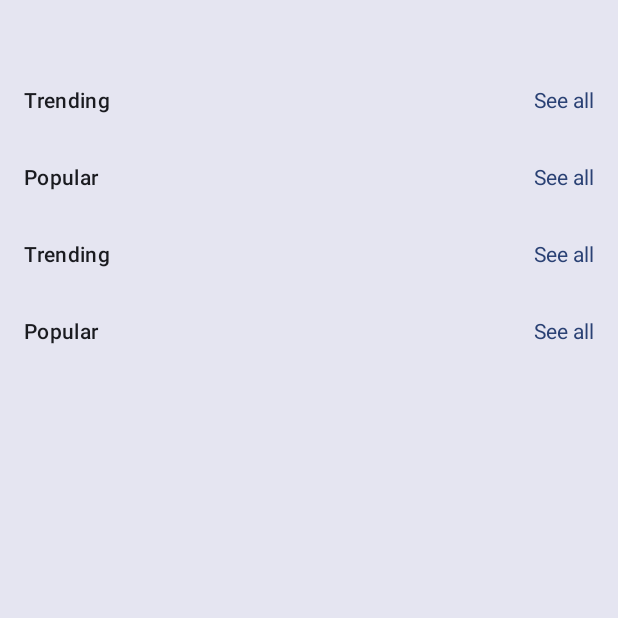
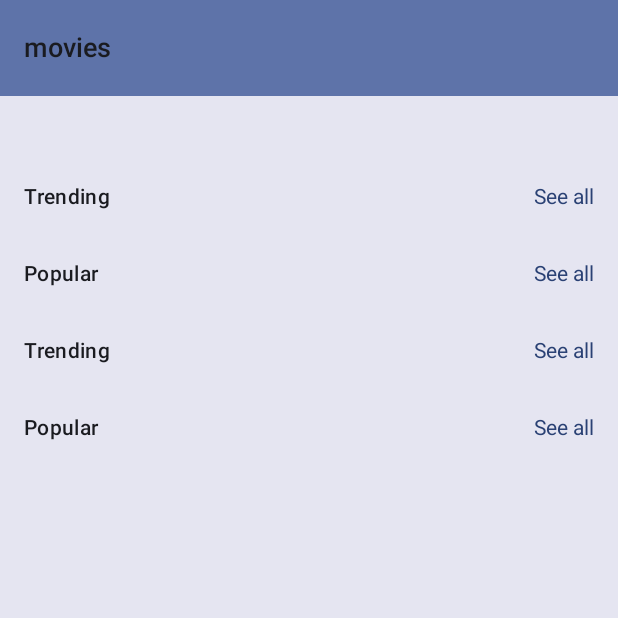
Before and after one commit to pramodbharti/Filmo, an Android app built with Jetpack Compose: the screen it shows after launch (MainActivity), on a phone screen of 412 x 824 dp, the top half of it. Run offline under Robolectric (Android 15) with nearby library versions, the phone set to English and light mode, and no system bars; libraries missing offline, so code that uses them is left out: com.jakewharton.retrofit2; pictures from the network do not load; 1 statement that could not run was skipped.

Commit message:
added navigation

```diff
--- a/app/src/main/java/com/pramodbharti/filmo/ui/components/FilmoAppBars.kt
+++ b/app/src/main/java/com/pramodbharti/filmo/ui/components/FilmoAppBars.kt
@@ -6,29 +6,44 @@ import androidx.compose.material.icons.filled.KeyboardArrowLeft
 import androidx.compose.material3.ExperimentalMaterial3Api
 import androidx.compose.material3.Icon
 import androidx.compose.material3.IconButton
+import androidx.compose.material3.MaterialTheme
 import androidx.compose.material3.Text
 import androidx.compose.material3.TopAppBar
+import androidx.compose.material3.TopAppBarColors
+import androidx.compose.material3.TopAppBarDefaults
 import androidx.compose.runtime.Composable
 import androidx.compose.ui.Modifier
 import androidx.compose.ui.tooling.preview.Preview
 
 @OptIn(ExperimentalMaterial3Api::class)
 @Composable
-fun FilmoAppBar(modifier: Modifier = Modifier) {
-    TopAppBar(title = {
-        Text(text = "Filmo")
-    }, navigationIcon = {
-        IconButton(onClick = {}) {
-            Icon(
-                Icons.Filled.KeyboardArrowLeft,
-                contentDescription = null
-            )
-        }
-    })
+fun FilmoAppBar(
+    title: String,
+    canNavigateBack: Boolean,
+    modifier: Modifier = Modifier,
+    onBackPressed: () -> Unit = {}
+) {
+    TopAppBar(
+        title = {
+            Text(text = title)
+        },
+        colors = TopAppBarDefaults.mediumTopAppBarColors(
+            containerColor = MaterialTheme.colorScheme.primaryContainer
+        ), navigationIcon = {
+            if (canNavigateBack) {
+                IconButton(onClick = onBackPressed) {
+                    Icon(
+                        Icons.Filled.KeyboardArrowLeft,
+                        contentDescription = "Back"
+                    )
+                }
+            }
+        },
+        modifier = modifier
+    )
 }
 
 @Preview
 @Composable
 fun FilmoAppBarPreview() {
-    FilmoAppBar()
 }
--- a/app/src/main/java/com/pramodbharti/filmo/ui/navigation/FilmoBottomNavigation.kt
+++ b/app/src/main/java/com/pramodbharti/filmo/ui/navigation/FilmoBottomNavigation.kt
@@ -1 +1,6 @@
 package com.pramodbharti.filmo.ui.navigation
+
+import androidx.compose.runtime.Composable
+import androidx.compose.ui.Modifier
+
+val list = listOf(Movies,TvShows,Favs)
--- a/app/src/main/java/com/pramodbharti/filmo/ui/navigation/FilmoDestinations.kt
+++ b/app/src/main/java/com/pramodbharti/filmo/ui/navigation/FilmoDestinations.kt
@@ -13,36 +13,29 @@ import com.pramodbharti.filmo.ui.screens.tvshows.TvShowsScreen
 interface FilmoDestination {
     val icon: ImageVector?
     val route: String
-    val screen: @Composable () -> Unit
 }
 
 object Movies : FilmoDestination {
     override val icon = null
     override val route = "movies"
-    override val screen: @Composable () -> Unit = { MoviesScreen() }
 }
 
 object TvShows : FilmoDestination {
     override val icon = null
     override val route = "tv_shows"
-    override val screen: @Composable () -> Unit = { TvShowsScreen() }
 }
 
 object Favs : FilmoDestination {
     override val icon = null
     override val route = "favs"
-    override val screen: @Composable () -> Unit = { FavItemsScreen() }
 }
-
 
 object Details : FilmoDestination {
     override val icon = Icons.Filled.KeyboardArrowLeft
     override val route = "details"
-    override val screen: @Composable () -> Unit = { DetailsScreen() }
 }
 
 object SeeAll : FilmoDestination {
     override val icon = Icons.Filled.KeyboardArrowLeft
     override val route = "see_all"
-    override val screen: @Composable () -> Unit = { SeeAllScreen() }
 }
--- a/app/src/main/java/com/pramodbharti/filmo/ui/screens/FilmoApp.kt
+++ b/app/src/main/java/com/pramodbharti/filmo/ui/screens/FilmoApp.kt
@@ -13,17 +13,24 @@ import androidx.compose.runtime.setValue
 import androidx.compose.ui.Modifier
 import androidx.compose.ui.tooling.preview.Preview
 import androidx.compose.ui.unit.dp
+import androidx.navigation.NavGraph.Companion.findStartDestination
+import androidx.navigation.NavHostController
 import androidx.navigation.compose.NavHost
 import androidx.navigation.compose.composable
 import androidx.navigation.compose.rememberNavController
 import com.pramodbharti.filmo.dummydata.dummyMovies
+import com.pramodbharti.filmo.ui.components.FilmoAppBar
 import com.pramodbharti.filmo.ui.navigation.Details
 import com.pramodbharti.filmo.ui.navigation.Favs
 import com.pramodbharti.filmo.ui.navigation.FilmoDestination
 import com.pramodbharti.filmo.ui.navigation.Movies
 import com.pramodbharti.filmo.ui.navigation.SeeAll
 import com.pramodbharti.filmo.ui.navigation.TvShows
+import com.pramodbharti.filmo.ui.screens.details.DetailsScreen
+import com.pramodbharti.filmo.ui.screens.favs.FavItemsScreen
 import com.pramodbharti.filmo.ui.screens.movies.MoviesScreen
+import com.pramodbharti.filmo.ui.screens.seeall.SeeAllScreen
+import com.pramodbharti.filmo.ui.screens.tvshows.TvShowsScreen
 
 private const val TAG = "FilmoApp"
 
@@ -33,7 +40,10 @@ fun FilmoApp() {
     val navController = rememberNavController()
     Scaffold(
         topBar = {
-
+            FilmoAppBar(
+                title = currentScreen.route,
+                canNavigateBack = navController.previousBackStackEntry != null,
+                onBackPressed = { navController.navigateUp() })
         },
         bottomBar = {
 
@@ -45,28 +55,42 @@ fun FilmoApp() {
             modifier = Modifier.padding(paddingValues)
         ) {
             composable(route = Movies.route) {
-                Movies.screen()
+                MoviesScreen(
+                    onMediaItemClick = {
+                        navController.navigateSingleTopTo(Details.route)
+                    },
+                    onSeeAllClick = {
+                        navController.navigateSingleTopTo(SeeAll.route)
+                    }
+                )
             }
 
             composable(route = TvShows.route) {
-                TvShows.screen()
+                TvShowsScreen()
             }
 
             composable(route = Favs.route) {
-                Favs.screen()
+                FavItemsScreen()
             }
 
             composable(route = Details.route) {
-                Details.screen()
+                DetailsScreen()
             }
 
             composable(route = SeeAll.route) {
-                SeeAll.screen()
+                SeeAllScreen()
             }
         }
     }
 
 }
+
+fun NavHostController.navigateSingleTopTo(route: String) =
+    this.navigate(route = route) {
+        popUpTo(this@navigateSingleTopTo.graph.findStartDestination().id) { saveState = true }
+        launchSingleTop = true
+        restoreState = true
+    }
 
 @Preview(name = "DarkMode", uiMode = UI_MODE_NIGHT_YES, showSystemUi = true)
 @Preview(name = "LightMode", uiMode = UI_MODE_NIGHT_NO, showSystemUi = true)
```
